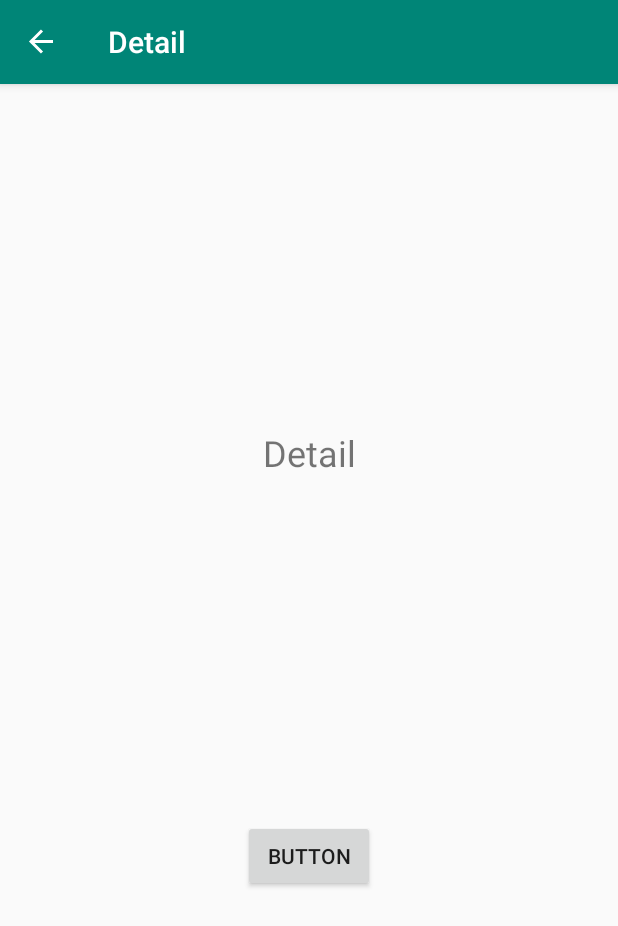
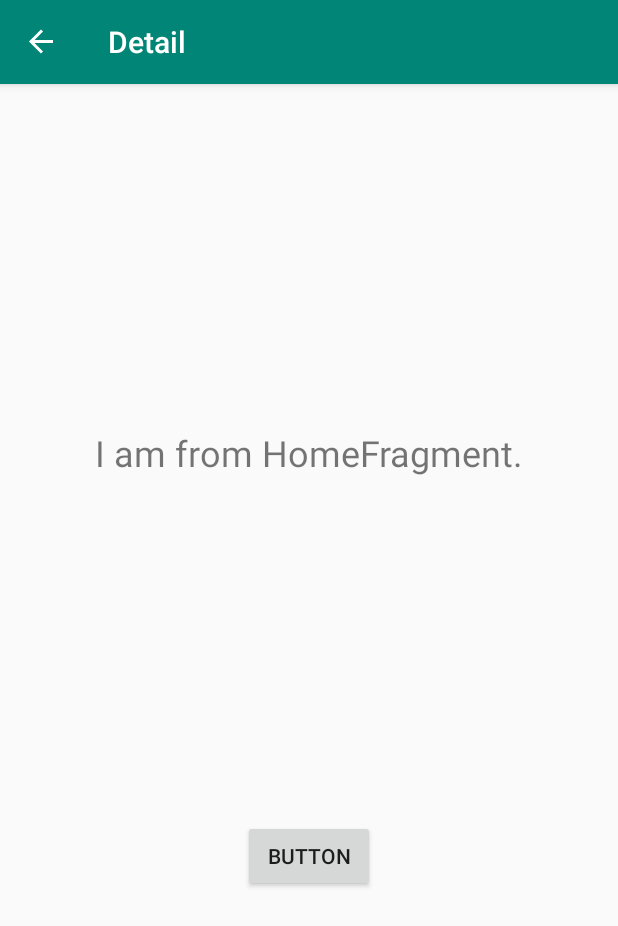
Before and after one commit to YouLe2016/Android, an Android app: the screen it shows after launch (MainActivity), after a tap on "BUTTON", on a phone screen of 412 x 824 dp. Shown: the top 926 px of the screen. Run offline under Robolectric (Android 15) with nearby library versions, the phone set to English and light mode, and no system bars; our stand-ins replace navigation-ui.

Commit message:
Navigation中的数据传递和过渡动画

```diff
--- a/app/src/main/java/com/wyl/android/navigation/DetailFragment.kt
+++ b/app/src/main/java/com/wyl/android/navigation/DetailFragment.kt
@@ -30,6 +30,15 @@ class DetailFragment : Fragment() {
         val clickListener =
             Navigation.createNavigateOnClickListener(R.id.action_detailFragment_to_homeFragment)
         button.setOnClickListener(clickListener)
+
+//        textView.text = if (arguments == null) {
+//            "123"
+//        } else {
+//            arguments!!["name"]?.toString()
+//        }
+
+        textView.text = arguments?.let { it["name"] as String } ?: "123"
+
     }
 
 
--- a/app/src/main/java/com/wyl/android/navigation/HomeFragment.kt
+++ b/app/src/main/java/com/wyl/android/navigation/HomeFragment.kt
@@ -26,9 +26,16 @@ class HomeFragment : Fragment() {
     override fun onActivityCreated(savedInstanceState: Bundle?) {
         super.onActivityCreated(savedInstanceState)
         button.setOnClickListener {
+            val name = "I am from HomeFragment."
+
             // val navController = NavHostFragment.findNavController(this)
             val navController = Navigation.findNavController(it)
-            navController.navigate(R.id.action_homeFragment_to_detailFragment)
+            navController.navigate(
+                R.id.action_homeFragment_to_detailFragment,
+                Bundle().apply {
+                    putString("name", name)
+                }
+            )
         }
     }
 
--- /dev/null
+++ b/app/src/main/res/anim/slide_from_left.xml
@@ -0,0 +1,7 @@
+<?xml version="1.0" encoding="utf-8"?>
+<set xmlns:android="http://schemas.android.com/apk/res/android"
+    android:duration="300">
+    <translate
+        android:fromXDelta="-100%"
+        android:toXDelta="0" />
+</set>
--- /dev/null
+++ b/app/src/main/res/anim/slide_to_right.xml
@@ -0,0 +1,7 @@
+<?xml version="1.0" encoding="utf-8"?>
+<set xmlns:android="http://schemas.android.com/apk/res/android"
+    android:duration="300">
+    <translate
+        android:fromXDelta="0"
+        android:toXDelta="100%" />
+</set>
--- a/app/src/main/res/navigation/my_nav_graph.xml
+++ b/app/src/main/res/navigation/my_nav_graph.xml
@@ -13,8 +13,12 @@
         <action
             android:id="@+id/action_homeFragment_to_detailFragment"
             app:destination="@+id/detailFragment"
-            app:enterAnim="@anim/nav_default_enter_anim"
-            app:exitAnim="@anim/nav_default_exit_anim" />
+            app:enterAnim="@anim/slide_from_left"
+            app:exitAnim="@anim/slide_to_right">
+            <argument
+                android:name="name"
+                android:defaultValue="Tom" />
+        </action>
     </fragment>
     <fragment
         android:id="@+id/detailFragment"
@@ -26,5 +30,9 @@
             app:destination="@id/homeFragment"
             app:enterAnim="@anim/nav_default_enter_anim"
             app:exitAnim="@anim/nav_default_exit_anim" />
+        <argument
+            android:name="name"
+            app:argType="string"
+            android:defaultValue="Jack" />
     </fragment>
 </navigation>
```
